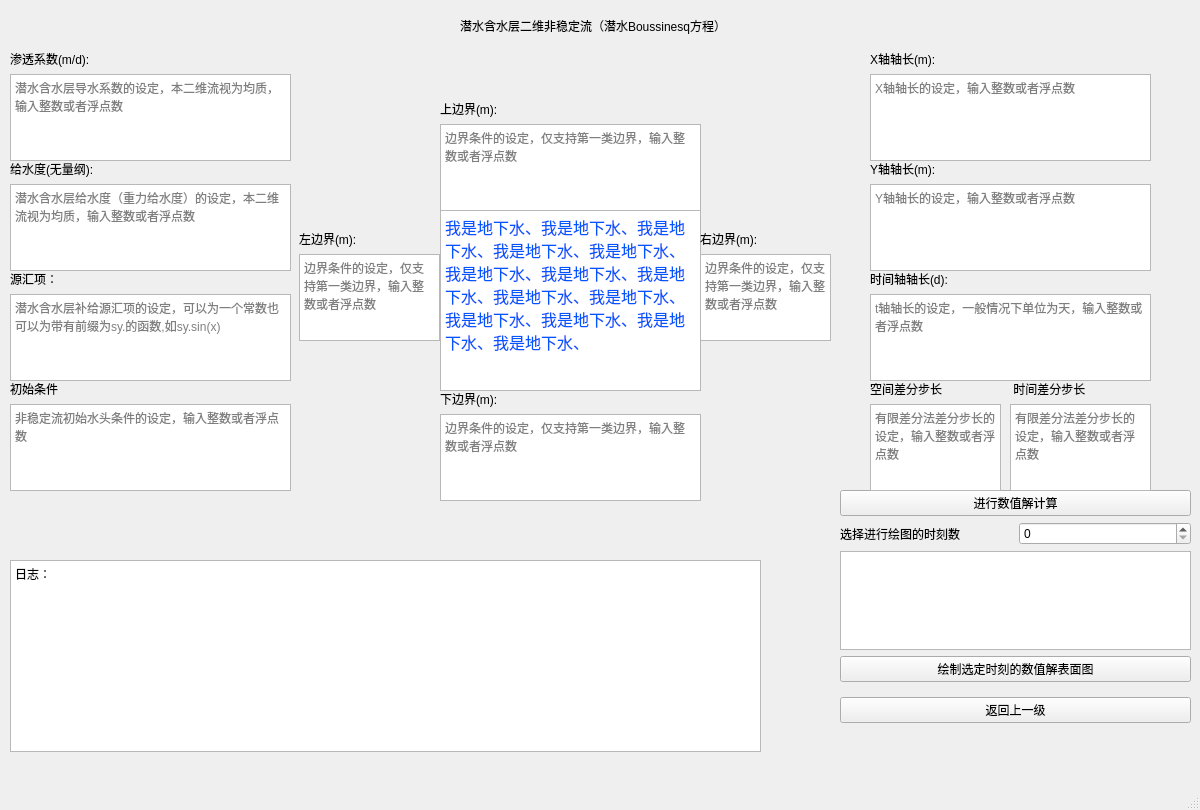
Above: ui/ttduausf.ui from Yulei-3005240023/FDM_groundwater before the change. Below: the same form after it.
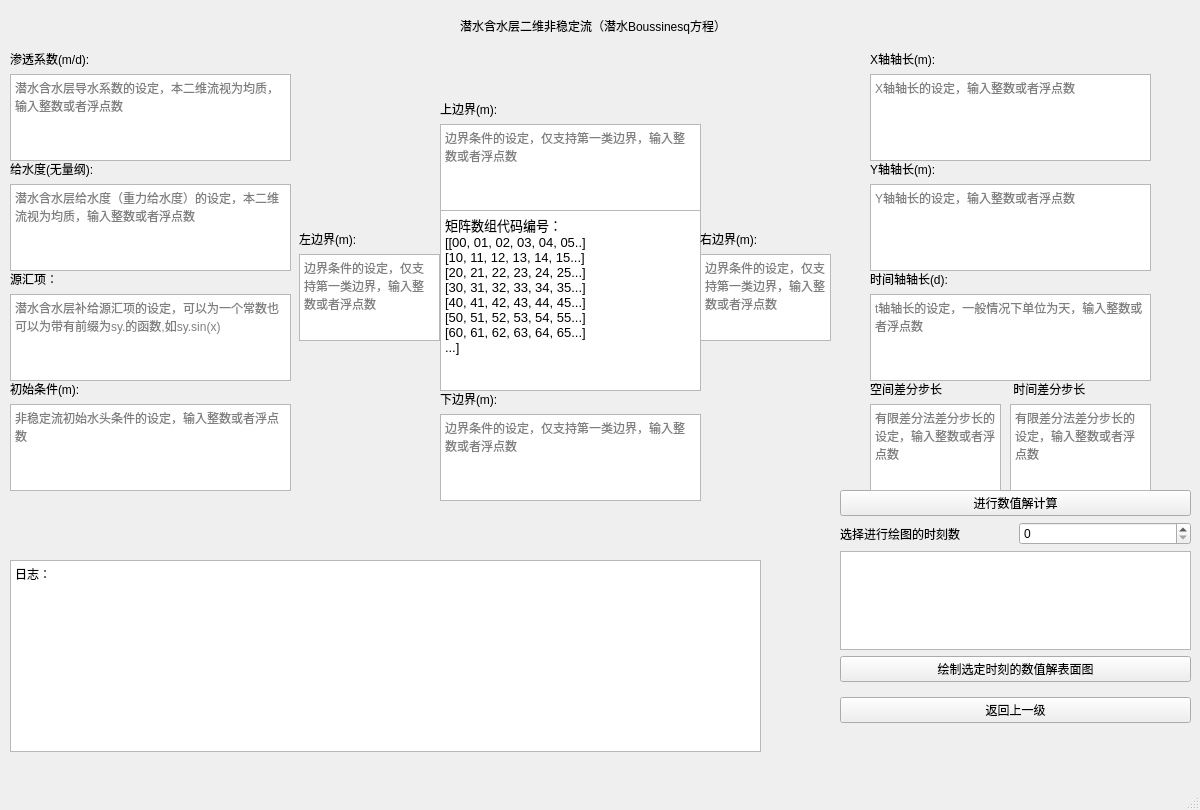
That is the form after the change.

Diff of the .ui file:
```diff
--- a/ui/ttduausf.ui
+++ b/ui/ttduausf.ui
@@ -105,7 +105,7 @@
      </item>
     </layout>
    </widget>
-   <widget class="QTextBrowser" name="textBrowser">
+   <widget class="QTextBrowser" name="textBrowser_1">
     <property name="geometry">
      <rect>
       <x>440</x>
@@ -119,7 +119,15 @@
 &lt;html&gt;&lt;head&gt;&lt;meta name=&quot;qrichtext&quot; content=&quot;1&quot; /&gt;&lt;style type=&quot;text/css&quot;&gt;
 p, li { white-space: pre-wrap; }
 &lt;/style&gt;&lt;/head&gt;&lt;body style=&quot; font-family:'SimSun'; font-size:9pt; font-weight:400; font-style:normal;&quot;&gt;
-&lt;p style=&quot; margin-top:0px; margin-bottom:0px; margin-left:0px; margin-right:0px; -qt-block-indent:0; text-indent:0px;&quot;&gt;&lt;span style=&quot; font-size:12pt; color:#0055ff;&quot;&gt;我是地下水、我是地下水、我是地下水、我是地下水、我是地下水、我是地下水、我是地下水、我是地下水、我是地下水、我是地下水、我是地下水、我是地下水、我是地下水、我是地下水、&lt;/span&gt;&lt;/p&gt;&lt;/body&gt;&lt;/html&gt;</string>
+&lt;p style=&quot; margin-top:0px; margin-bottom:0px; margin-left:0px; margin-right:0px; -qt-block-indent:0; text-indent:0px;&quot;&gt;&lt;span style=&quot; font-size:10pt;&quot;&gt;矩阵数组代码编号：&lt;/span&gt;&lt;/p&gt;
+&lt;p style=&quot; margin-top:0px; margin-bottom:0px; margin-left:0px; margin-right:0px; -qt-block-indent:0; text-indent:0px;&quot;&gt;&lt;span style=&quot; font-size:10pt;&quot;&gt;[[00, 01, 02, 03, 04, 05..]&lt;/span&gt;&lt;/p&gt;
+&lt;p style=&quot; margin-top:0px; margin-bottom:0px; margin-left:0px; margin-right:0px; -qt-block-indent:0; text-indent:0px;&quot;&gt;&lt;span style=&quot; font-size:10pt;&quot;&gt;[10, 11, 12, 13, 14, 15...]&lt;/span&gt;&lt;/p&gt;
+&lt;p style=&quot; margin-top:0px; margin-bottom:0px; margin-left:0px; margin-right:0px; -qt-block-indent:0; text-indent:0px;&quot;&gt;&lt;span style=&quot; font-size:10pt;&quot;&gt;[20, 21, 22, 23, 24, 25...]&lt;/span&gt;&lt;/p&gt;
+&lt;p style=&quot; margin-top:0px; margin-bottom:0px; margin-left:0px; margin-right:0px; -qt-block-indent:0; text-indent:0px;&quot;&gt;&lt;span style=&quot; font-size:10pt;&quot;&gt;[30, 31, 32, 33, 34, 35...]&lt;/span&gt;&lt;/p&gt;
+&lt;p style=&quot; margin-top:0px; margin-bottom:0px; margin-left:0px; margin-right:0px; -qt-block-indent:0; text-indent:0px;&quot;&gt;&lt;span style=&quot; font-size:10pt;&quot;&gt;[40, 41, 42, 43, 44, 45...]&lt;/span&gt;&lt;/p&gt;
+&lt;p style=&quot; margin-top:0px; margin-bottom:0px; margin-left:0px; margin-right:0px; -qt-block-indent:0; text-indent:0px;&quot;&gt;&lt;span style=&quot; font-size:10pt;&quot;&gt;[50, 51, 52, 53, 54, 55...]&lt;/span&gt;&lt;/p&gt;
+&lt;p style=&quot; margin-top:0px; margin-bottom:0px; margin-left:0px; margin-right:0px; -qt-block-indent:0; text-indent:0px;&quot;&gt;&lt;span style=&quot; font-size:10pt;&quot;&gt;[60, 61, 62, 63, 64, 65...]&lt;/span&gt;&lt;/p&gt;
+&lt;p style=&quot; margin-top:0px; margin-bottom:0px; margin-left:0px; margin-right:0px; -qt-block-indent:0; text-indent:0px;&quot;&gt;&lt;span style=&quot; font-size:10pt;&quot;&gt;...]&lt;/span&gt;&lt;/p&gt;&lt;/body&gt;&lt;/html&gt;</string>
     </property>
    </widget>
    <widget class="QWidget" name="verticalLayoutWidget_6">
@@ -318,7 +326,7 @@
      <item>
       <widget class="QLabel" name="label_14">
        <property name="text">
-        <string>初始条件  </string>
+        <string>初始条件(m): </string>
        </property>
       </widget>
      </item>
```
Left out of the diff: 2 changed lines with no effect on the pictures.
